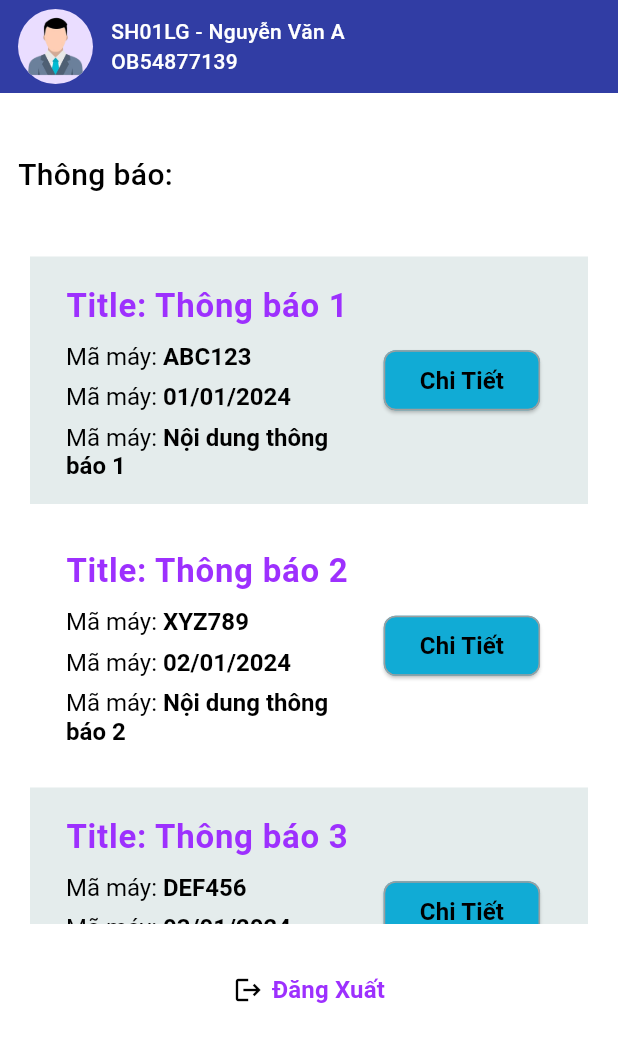
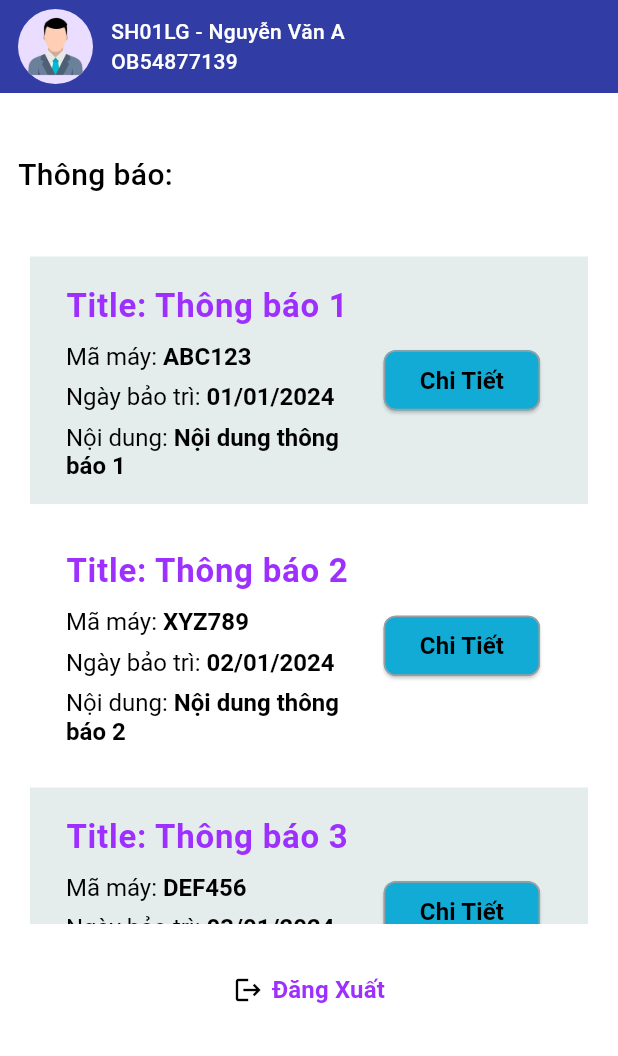
Before and after one commit to BuuMJ/Smart-Factory, a Flutter app: the Home screen opened by its route, on a phone screen of 412 x 824 dp, the part 180-1236 px from its top. Run offline on Flutter 3.47's test engine with Material 3 defaults, Android fonts, the light colour scheme and no system bars; our stand-ins replace image_picker.

Commit message:
change a little bit text on home page

```diff
--- a/lib/pages/admin/home.dart
+++ b/lib/pages/admin/home.dart
@@ -104,15 +104,18 @@ class Home extends StatelessWidget {
                               const SizedBox(
                                 height: 8,
                               ),
-                              span(notificationData[index].machineCode),
+                              span('Mã máy: ',
+                                  notificationData[index].machineCode),
                               const SizedBox(
                                 height: 8,
                               ),
-                              span(notificationData[index].maintenanceDate),
+                              span('Ngày bảo trì: ',
+                                  notificationData[index].maintenanceDate),
                               const SizedBox(
                                 height: 8,
                               ),
-                              span(notificationData[index].content),
+                              span('Nội dung: ',
+                                  notificationData[index].content),
                             ],
                           ),
                           trailing: ElevatedButton(
@@ -156,7 +159,7 @@ class Home extends StatelessWidget {
     );
   }
 
-  RichText span(String nameObj) {
+  RichText span(String title, String nameObj) {
     return RichText(
       text: TextSpan(
         style: const TextStyle(
@@ -164,8 +167,8 @@ class Home extends StatelessWidget {
           color: Colors.black,
         ),
         children: [
-          const TextSpan(
-            text: 'Mã máy: ',
+          TextSpan(
+            text: title,
           ),
           TextSpan(
             text: nameObj, // Giá trị động từ notificationData
```
